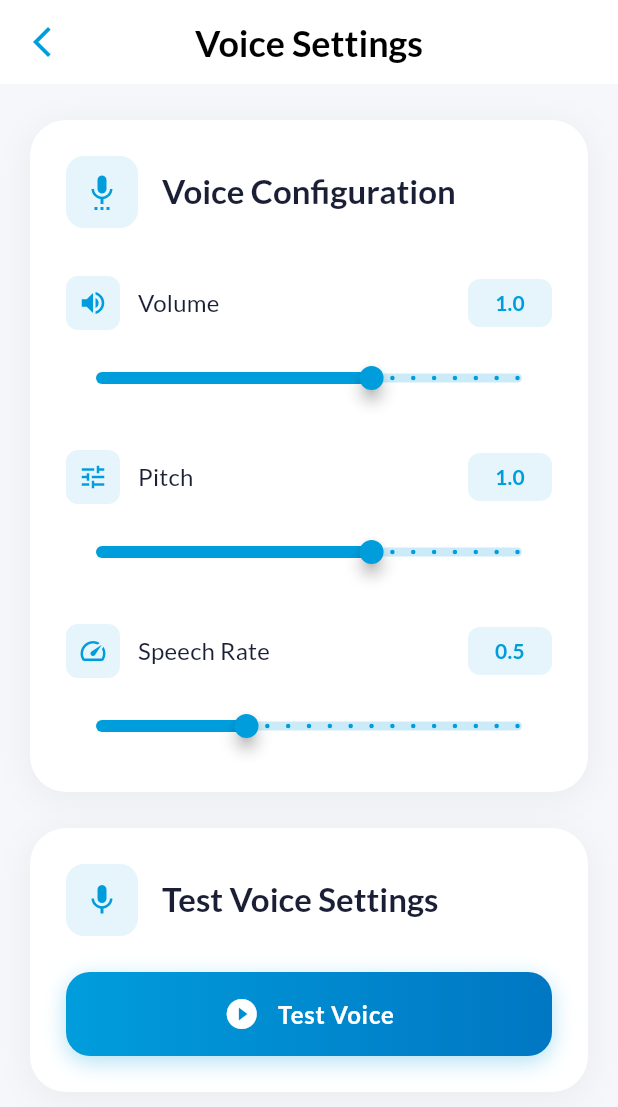
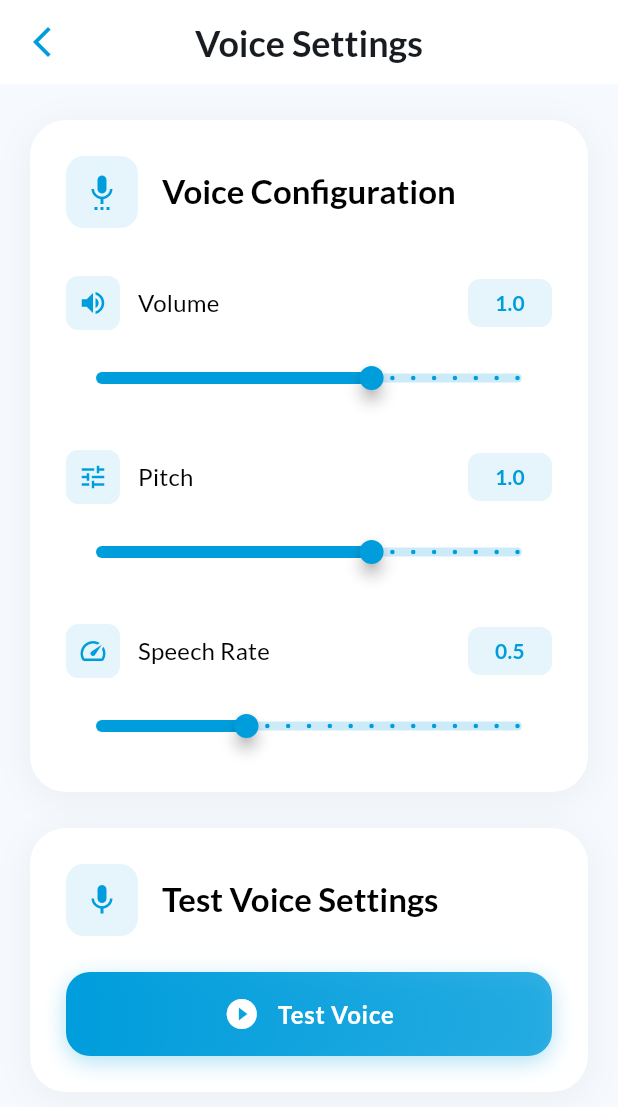
Before and after one commit to nzcv/QuickMath_Kids, a Flutter app: the screen it shows after launch, in the side drawer, after a tap on "Settings", on a phone screen of 412 x 824 dp. Shown: the top 1107 px of the screen. Run offline on Flutter 3.47's test engine with Material 3 defaults, Android fonts, the phone set to English and light mode, and no system bars; our stand-ins replace confetti, flutter_riverpod, flutter_tts, google_fonts, pdf, share_plus.

Commit message:
setting screen dark mode ui update

```diff
--- a/lib/screens/result_screen/result_screen.dart
+++ b/lib/screens/result_screen/result_screen.dart
@@ -1,5 +1,5 @@
 import 'package:flutter/material.dart';
-import 'package:QuickMath_Kids/screens/result_screen/result_row.dart'; // Import the new file
+import 'package:QuickMath_Kids/screens/result_screen/result_row.dart';
 import 'package:QuickMath_Kids/screens/result_screen/pdf_sharing.dart';
 import 'package:share_plus/share_plus.dart';
 
@@ -61,7 +61,7 @@ class _ResultScreenState extends State<ResultScreen>
         ScaffoldMessenger.of(context).showSnackBar(
           SnackBar(
             content: Text('Error sharing PDF: ${e.toString()}'),
-            backgroundColor: Colors.red.shade700, // Darker red for better contrast
+            backgroundColor: Theme.of(context).colorScheme.error,
           ),
         );
       }
@@ -78,7 +78,7 @@ class _ResultScreenState extends State<ResultScreen>
         widget.answeredCorrectly.where((correct) => correct).length;
 
     return Scaffold(
-      backgroundColor: Colors.grey[100],
+      backgroundColor: theme.colorScheme.background,
       body: SafeArea(
         child: Padding(
           padding: const EdgeInsets.symmetric(horizontal: 16.0, vertical: 8.0),
@@ -90,7 +90,7 @@ class _ResultScreenState extends State<ResultScreen>
                 child: Text(
                   'Quiz Results',
                   style: theme.textTheme.headlineMedium?.copyWith(
-                    color: Colors.blue[800], // Darker blue for better contrast
+                    color: theme.colorScheme.primary,
                     fontWeight: FontWeight.bold,
                   ),
                 ),
@@ -100,7 +100,7 @@ class _ResultScreenState extends State<ResultScreen>
                 opacity: _fadeAnimation,
                 child: Card(
                   elevation: 4,
-                  color: Colors.white,
+                  color: theme.colorScheme.surface,
                   shape: RoundedRectangleBorder(
                     borderRadius: BorderRadius.circular(16),
                   ),
@@ -112,7 +112,8 @@ class _ResultScreenState extends State<ResultScreen>
                         ResultRowWidget(
                           icon: Icons.timer,
                           label: 'Time Taken:',
-                          value: '$minutes:${seconds.toString().padLeft(2, '0')}',
+                          value:
+                              '$minutes:${seconds.toString().padLeft(2, '0')}',
                           theme: theme,
                         ),
                         const SizedBox(height: 10),
@@ -143,7 +144,7 @@ class _ResultScreenState extends State<ResultScreen>
                           child: Text(
                             'No questions attended!',
                             style: theme.textTheme.bodyLarge?.copyWith(
-                              color: Colors.red[700], // Darker red for better contrast
+                              color: theme.colorScheme.error,
                               fontSize: 18,
                               fontStyle: FontStyle.italic,
                             ),
@@ -153,7 +154,7 @@ class _ResultScreenState extends State<ResultScreen>
                     : ListView.separated(
                         itemCount: widget.answeredQuestions.length,
                         separatorBuilder: (context, index) =>
-                            Divider(height: 1, color: Colors.grey[300]),
+                            Divider(height: 1, color: theme.dividerColor),
                         itemBuilder: (context, index) {
                           return ListTile(
                             leading: Icon(
@@ -161,13 +162,13 @@ class _ResultScreenState extends State<ResultScreen>
                                   ? Icons.check_circle
                                   : Icons.cancel,
                               color: widget.answeredCorrectly[index]
-                                  ? Colors.green[700] // Darker green
-                                  : Colors.red[700], // Darker red
+                                  ? theme.colorScheme.primary
+                                  : theme.colorScheme.error,
                             ),
                             title: Text(
                               widget.answeredQuestions[index],
                               style: theme.textTheme.bodyLarge?.copyWith(
-                                color: Colors.grey[800], // Dark gray for text
+                                color: theme.colorScheme.onSurface,
                               ),
                             ),
                           );
@@ -179,11 +180,11 @@ class _ResultScreenState extends State<ResultScreen>
                 mainAxisAlignment: MainAxisAlignment.spaceEvenly,
                 children: [
                   ElevatedButton.icon(
-                    icon: const Icon(Icons.home, color: Colors.white),
+                    icon: Icon(Icons.home, color: theme.colorScheme.onPrimary),
                     onPressed: () => widget.switchToStartScreen(),
                     style: ElevatedButton.styleFrom(
-                      backgroundColor: Colors.blue[700], // Darker blue
-                      foregroundColor: Colors.white, // White text
+                      backgroundColor: theme.colorScheme.primary,
+                      foregroundColor: theme.colorScheme.onPrimary,
                       padding: const EdgeInsets.symmetric(
                           vertical: 12, horizontal: 20),
                       shape: RoundedRectangleBorder(
@@ -193,11 +194,11 @@ class _ResultScreenState extends State<ResultScreen>
                     label: const Text('Start Screen'),
                   ),
                   ElevatedButton.icon(
-                    icon: const Icon(Icons.share, color: Colors.white),
+                    icon: Icon(Icons.share, color: theme.colorScheme.onPrimary),
                     onPressed: _sharePDFReport,
                     style: ElevatedButton.styleFrom(
-                      backgroundColor: Colors.green[700], // Darker green
-                      foregroundColor: Colors.white, // White text
+                      backgroundColor: Colors.green,
+                      foregroundColor: theme.colorScheme.onSecondary,
                       padding: const EdgeInsets.symmetric(
                           vertical: 12, horizontal: 20),
                       shape: RoundedRectangleBorder(
--- a/lib/screens/settings_screen/settings_screen.dart
+++ b/lib/screens/settings_screen/settings_screen.dart
@@ -11,25 +11,28 @@ class SettingsScreen extends ConsumerWidget {
 
   @override
   Widget build(BuildContext context, WidgetRef ref) {
+    final theme = Theme.of(context);
     final volume = ref.watch(volumeProvider);
     final pitch = ref.watch(pitchProvider);
     final speechRate = ref.watch(speechRateProvider);
 
     return Scaffold(
-      backgroundColor: const Color(0xFFF5F7FA),
+      backgroundColor: theme.colorScheme.background,
       appBar: AppBar(
-        title: const Text(
+        title: Text(
           'Voice Settings',
           style: TextStyle(
             fontWeight: FontWeight.bold,
             fontSize: 24,
+            color: theme.colorScheme.onBackground,
           ),
         ),
-        backgroundColor: Colors.white,
+        backgroundColor: theme.colorScheme.surface,
         elevation: 0,
         centerTitle: true,
         leading: IconButton(
-          icon: const Icon(Icons.arrow_back_ios_new, color: Color(0xFF009DDC)),
+          icon:
+              Icon(Icons.arrow_back_ios_new, color: theme.colorScheme.primary),
           onPressed: () => Navigator.pop(context),
         ),
       ),
@@ -40,11 +43,11 @@ class SettingsScreen extends ConsumerWidget {
             // Voice Configuration Card
             Container(
               decoration: BoxDecoration(
-                color: Colors.white,
+                color: theme.colorScheme.surface,
                 borderRadius: BorderRadius.circular(24),
                 boxShadow: [
                   BoxShadow(
-                    color: Colors.black.withOpacity(0.05),
+                    color: theme.shadowColor.withOpacity(0.05),
                     blurRadius: 20,
                     offset: const Offset(0, 4),
                   ),
@@ -59,21 +62,21 @@ class SettingsScreen extends ConsumerWidget {
                       Container(
                         padding: const EdgeInsets.all(12),
                         decoration: BoxDecoration(
-                          color: const Color(0xFF009DDC).withOpacity(0.1),
+                          color: theme.colorScheme.primary.withOpacity(0.1),
                           borderRadius: BorderRadius.circular(12),
                         ),
-                        child: const Icon(
+                        child: Icon(
                           Icons.settings_voice,
-                          color: Color(0xFF009DDC),
+                          color: theme.colorScheme.primary,
                           size: 24,
                         ),
                       ),
                       const SizedBox(width: 16),
                       Text(
                         'Voice Configuration',
-                        style: Theme.of(context).textTheme.titleLarge?.copyWith(
+                        style: theme.textTheme.titleLarge?.copyWith(
                           fontWeight: FontWeight.bold,
-                              color: const Color(0xFF1A1F36),
+                          color: theme.colorScheme.onSurface,
                         ),
                       ),
                     ],
@@ -112,11 +115,11 @@ class SettingsScreen extends ConsumerWidget {
             // Test Voice Card
             Container(
               decoration: BoxDecoration(
-                color: Colors.white,
+                color: theme.colorScheme.surface,
                 borderRadius: BorderRadius.circular(24),
                 boxShadow: [
                   BoxShadow(
-                    color: Colors.black.withOpacity(0.05),
+                    color: theme.shadowColor.withOpacity(0.05),
                     blurRadius: 20,
                     offset: const Offset(0, 4),
                   ),
@@ -131,21 +134,21 @@ class SettingsScreen extends ConsumerWidget {
                       Container(
                         padding: const EdgeInsets.all(12),
                         decoration: BoxDecoration(
-                          color: const Color(0xFF009DDC).withOpacity(0.1),
+                          color: theme.colorScheme.primary.withOpacity(0.1),
                           borderRadius: BorderRadius.circular(12),
                         ),
-                        child: const Icon(
+                        child: Icon(
                           Icons.mic,
-                          color: Color(0xFF009DDC),
+                          color: theme.colorScheme.primary,
                           size: 24,
                         ),
                       ),
                       const SizedBox(width: 16),
                       Text(
                         'Test Voice Settings',
-                        style: Theme.of(context).textTheme.titleLarge?.copyWith(
+                        style: theme.textTheme.titleLarge?.copyWith(
                           fontWeight: FontWeight.bold,
-                              color: const Color(0xFF1A1F36),
+                          color: theme.colorScheme.onSurface,
                         ),
                       ),
                     ],
@@ -155,13 +158,16 @@ class SettingsScreen extends ConsumerWidget {
                     width: double.infinity,
                     height: 56,
                     decoration: BoxDecoration(
-                      gradient: const LinearGradient(
-                        colors: [Color(0xFF009DDC), Color(0xFF0077C2)],
+                      gradient: LinearGradient(
+                        colors: [
+                          theme.colorScheme.primary,
+                          theme.colorScheme.primary.withOpacity(0.8),
+                        ],
                       ),
                       borderRadius: BorderRadius.circular(16),
                       boxShadow: [
                         BoxShadow(
-                          color: const Color(0xFF009DDC).withOpacity(0.3),
+                          color: theme.colorScheme.primary.withOpacity(0.3),
                           blurRadius: 12,
                           offset: const Offset(0, 4),
                         ),
@@ -176,20 +182,20 @@ class SettingsScreen extends ConsumerWidget {
                           ttsService.speak(
                               'This is a sample of the voice settings', ref);
                         },
-                        child: const Center(
+                        child: Center(
                           child: Row(
                             mainAxisAlignment: MainAxisAlignment.center,
                             children: [
                               Icon(
                                 Icons.play_circle_fill,
-                                color: Colors.white,
+                                color: theme.colorScheme.onPrimary,
                                 size: 24,
                               ),
-                              SizedBox(width: 12),
+                              const SizedBox(width: 12),
                               Text(
                                 'Test Voice',
                                 style: TextStyle(
-                                  color: Colors.white,
+                                  color: theme.colorScheme.onPrimary,
                                   fontSize: 16,
                                   fontWeight: FontWeight.w600,
                                   letterSpacing: 0.5,
@@ -217,6 +223,8 @@ class SettingsScreen extends ConsumerWidget {
     required ValueChanged<double> onChanged,
     required IconData icon,
   }) {
+    final theme = Theme.of(context);
+
     return Column(
       crossAxisAlignment: CrossAxisAlignment.start,
       children: [
@@ -225,21 +233,21 @@ class SettingsScreen extends ConsumerWidget {
             Container(
               padding: const EdgeInsets.all(8),
               decoration: BoxDecoration(
-                color: const Color(0xFF009DDC).withOpacity(0.1),
+                color: theme.colorScheme.primary.withOpacity(0.1),
                 borderRadius: BorderRadius.circular(8),
               ),
               child: Icon(
                 icon,
-                color: const Color(0xFF009DDC),
+                color: theme.colorScheme.primary,
                 size: 20,
               ),
             ),
             const SizedBox(width: 12),
             Text(
               label,
-              style: Theme.of(context).textTheme.titleMedium?.copyWith(
+              style: theme.textTheme.titleMedium?.copyWith(
                 fontWeight: FontWeight.w500,
-                    color: const Color(0xFF1A1F36),
+                color: theme.colorScheme.onSurface,
               ),
             ),
             const Spacer(),
@@ -247,15 +255,15 @@ class SettingsScreen extends ConsumerWidget {
               width: 56,
               padding: const EdgeInsets.symmetric(horizontal: 8, vertical: 6),
               decoration: BoxDecoration(
-                color: const Color(0xFF009DDC).withOpacity(0.1),
+                color: theme.colorScheme.primary.withOpacity(0.1),
                 borderRadius: BorderRadius.circular(8),
               ),
               child: Text(
                 value.toStringAsFixed(1),
                 textAlign: TextAlign.center,
-                style: Theme.of(context).textTheme.bodyMedium?.copyWith(
+                style: theme.textTheme.bodyMedium?.copyWith(
                   fontWeight: FontWeight.w600,
-                      color: const Color(0xFF009DDC),
+                  color: theme.colorScheme.primary,
                 ),
               ),
             ),
@@ -279,8 +287,8 @@ class SettingsScreen extends ConsumerWidget {
             max: 1.5,
             divisions: 20,
             onChanged: onChanged,
-            activeColor: const Color(0xFF009DDC),
-            inactiveColor: const Color(0xFF009DDC).withOpacity(0.2),
+            activeColor: theme.colorScheme.primary,
+            inactiveColor: theme.colorScheme.primary.withOpacity(0.2),
           ),
         ),
       ],
```
Also changed, not shown: 1 other file. Lines whose indentation alone changed are shown as unchanged.
